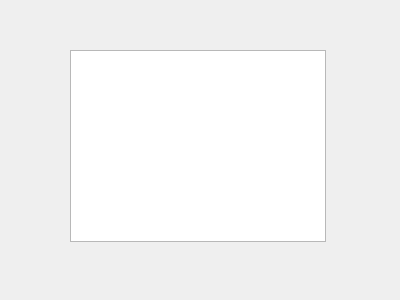
This is Project2/admincustomerlist.ui in msamatar0/Project2 as Qt 5 draws it before an edit. The edited form follows.
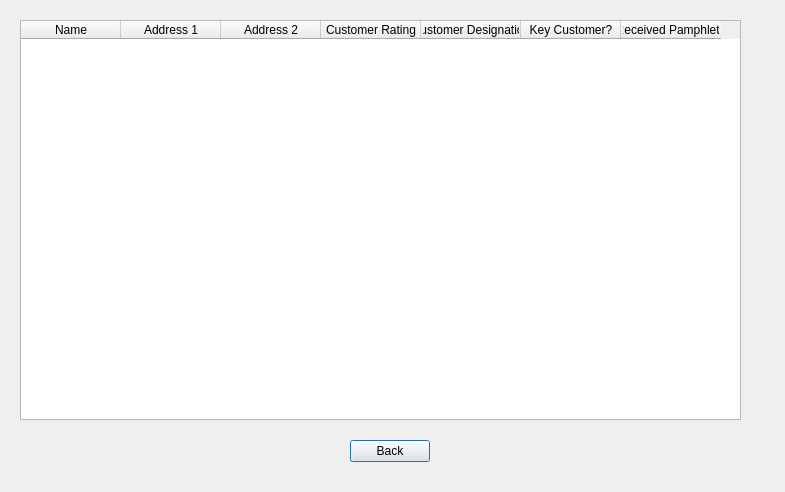
This is the edited form.

The edit to the form file:
```diff
--- a/Project2/admincustomerlist.ui
+++ b/Project2/admincustomerlist.ui
@@ -6,8 +6,8 @@
    <rect>
     <x>0</x>
     <y>0</y>
-    <width>400</width>
-    <height>300</height>
+    <width>785</width>
+    <height>492</height>
    </rect>
   </property>
   <property name="windowTitle">
@@ -16,11 +16,59 @@
   <widget class="QTableWidget" name="customerList_customerList">
    <property name="geometry">
     <rect>
-     <x>70</x>
-     <y>50</y>
-     <width>256</width>
-     <height>192</height>
+     <x>20</x>
+     <y>20</y>
+     <width>721</width>
+     <height>400</height>
     </rect>
+   </property>
+   <column>
+    <property name="text">
+     <string>Name</string>
+    </property>
+   </column>
+   <column>
+    <property name="text">
+     <string>Address 1</string>
+    </property>
+   </column>
+   <column>
+    <property name="text">
+     <string>Address 2</string>
+    </property>
+   </column>
+   <column>
+    <property name="text">
+     <string>Customer Rating</string>
+    </property>
+   </column>
+   <column>
+    <property name="text">
+     <string>Customer Designation</string>
+    </property>
+   </column>
+   <column>
+    <property name="text">
+     <string>Key Customer?</string>
+    </property>
+   </column>
+   <column>
+    <property name="text">
+     <string>Received Pamphlet?</string>
+    </property>
+   </column>
+  </widget>
+  <widget class="QPushButton" name="customerList_pushButton_back">
+   <property name="geometry">
+    <rect>
+     <x>350</x>
+     <y>440</y>
+     <width>80</width>
+     <height>22</height>
+    </rect>
+   </property>
+   <property name="text">
+    <string>Back</string>
    </property>
   </widget>
  </widget>
```
